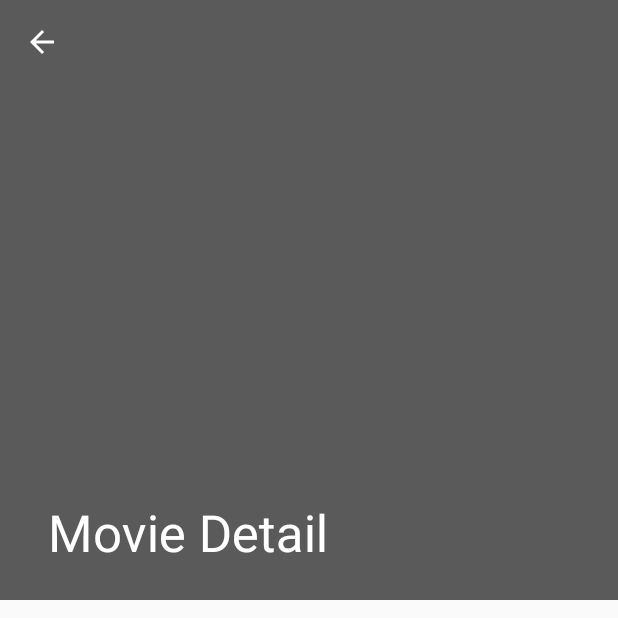
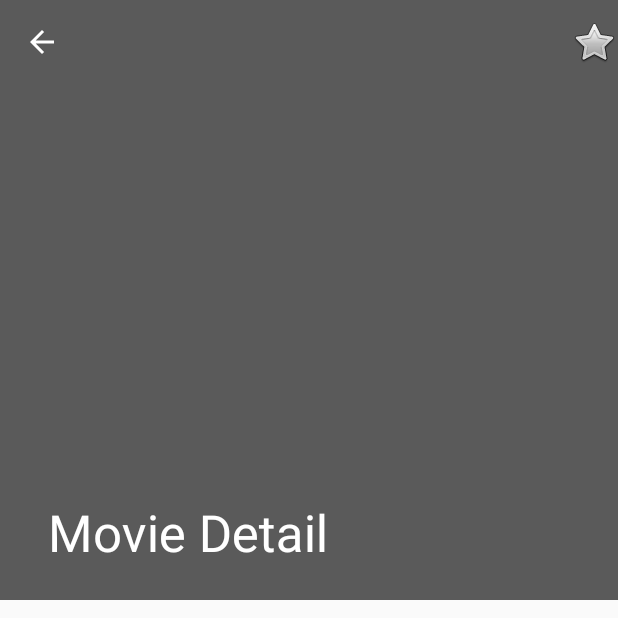
Before and after one commit to fabianlupa/and-popular-movies, an Android app: the MovieDetailActivity screen opened directly, with no data from a screen before it, on a phone screen of 412 x 824 dp, the top half of it. Run offline under Robolectric (Android 15) with nearby library versions, the phone set to English and light mode, and no system bars; our stand-ins replace Picasso; pictures from the network do not load; 2 statements that could not run were skipped.

Commit message:
Implement favorite action in detail view

```diff
--- a/app/src/main/res/layout/activity_movie_detail.xml
+++ b/app/src/main/res/layout/activity_movie_detail.xml
@@ -36,7 +36,16 @@
                 android:layout_width="match_parent"
                 android:layout_height="?attr/actionBarSize"
                 app:layout_collapseMode="pin"
-                app:popupTheme="@style/ThemeOverlay.AppCompat.Light" />
+                app:popupTheme="@style/ThemeOverlay.AppCompat.Light" >
+                    <ImageButton
+                        android:background="#00ffffff"
+                        android:layout_width="wrap_content"
+                        android:layout_height="wrap_content"
+                        android:layout_gravity="center_horizontal"
+                        android:checkable="true"
+                        android:src="@android:drawable/btn_star"
+                        android:onClick="swapFavoriteStatus"/>
+                </android.support.v7.widget.Toolbar>
 
         </android.support.design.widget.CollapsingToolbarLayout>
 
```
Also changed, not shown: app/src/main/java/com/flaiker/popularmovies/MovieDetailActivity.java (+26 -1 lines).
